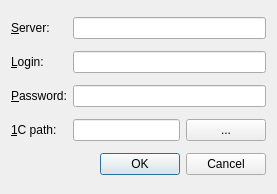
The window that run1s/src/client/cpp/run1s/settingsdialog.ui (tieugene/uprojects) describes before a commit, drawn with Qt 5.
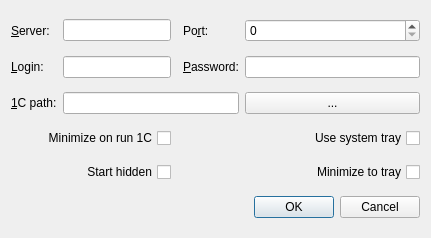
The same window after the commit.

Diff of the .ui file:
```diff
--- a/run1s/src/client/cpp/run1s/settingsdialog.ui
+++ b/run1s/src/client/cpp/run1s/settingsdialog.ui
@@ -5,8 +5,8 @@
    <rect>
     <x>0</x>
     <y>0</y>
-    <width>277</width>
-    <height>194</height>
+    <width>431</width>
+    <height>238</height>
    </rect>
   </property>
   <property name="windowTitle" >
@@ -26,6 +26,23 @@
    <item row="0" column="1" colspan="2" >
     <widget class="QLineEdit" name="leServer" />
    </item>
+   <item row="0" column="4" >
+    <widget class="QLabel" name="labelPort" >
+     <property name="text" >
+      <string>Po&amp;rt:</string>
+     </property>
+     <property name="buddy" >
+      <cstring>sbPort</cstring>
+     </property>
+    </widget>
+   </item>
+   <item row="0" column="5" >
+    <widget class="QSpinBox" name="sbPort" >
+     <property name="maximum" >
+      <number>65535</number>
+     </property>
+    </widget>
+   </item>
    <item row="1" column="0" >
     <widget class="QLabel" name="labelLogin" >
      <property name="text" >
@@ -39,7 +56,7 @@
    <item row="1" column="1" colspan="2" >
     <widget class="QLineEdit" name="leLogin" />
    </item>
-   <item row="2" column="0" >
+   <item row="1" column="4" >
     <widget class="QLabel" name="labelPassword" >
      <property name="text" >
       <string>&amp;Password:</string>
@@ -49,14 +66,14 @@
      </property>
     </widget>
    </item>
-   <item row="2" column="1" colspan="2" >
+   <item row="1" column="5" >
     <widget class="QLineEdit" name="lePassword" >
      <property name="echoMode" >
       <enum>QLineEdit::Password</enum>
      </property>
     </widget>
    </item>
-   <item row="3" column="0" >
+   <item row="2" column="0" >
     <widget class="QLabel" name="label1sPath" >
      <property name="text" >
       <string>&amp;1C path:</string>
@@ -66,17 +83,37 @@
      </property>
     </widget>
    </item>
-   <item row="3" column="1" >
+   <item row="2" column="1" colspan="4" >
     <widget class="QLineEdit" name="lePath" />
    </item>
-   <item row="3" column="2" >
+   <item row="2" column="5" >
     <widget class="QPushButton" name="pbPath" >
      <property name="text" >
       <string>...</string>
      </property>
     </widget>
    </item>
-   <item row="4" column="0" colspan="3" >
+   <item row="3" column="0" colspan="3" >
+    <widget class="QCheckBox" name="cbMinOnRun" >
+     <property name="layoutDirection" >
+      <enum>Qt::RightToLeft</enum>
+     </property>
+     <property name="text" >
+      <string>Minimize on run 1C</string>
+     </property>
+    </widget>
+   </item>
+   <item row="3" column="3" colspan="3" >
+    <widget class="QCheckBox" name="cbTrayEnabled" >
+     <property name="layoutDirection" >
+      <enum>Qt::RightToLeft</enum>
+     </property>
+     <property name="text" >
+      <string>Use system tray</string>
+     </property>
+    </widget>
+   </item>
+   <item row="6" column="0" colspan="6" >
     <widget class="QDialogButtonBox" name="buttonBox" >
      <property name="orientation" >
       <enum>Qt::Horizontal</enum>
@@ -86,6 +123,26 @@
      </property>
     </widget>
    </item>
+   <item row="4" column="3" colspan="3" >
+    <widget class="QCheckBox" name="cbMinToTray" >
+     <property name="layoutDirection" >
+      <enum>Qt::RightToLeft</enum>
+     </property>
+     <property name="text" >
+      <string>Minimize to tray</string>
+     </property>
+    </widget>
+   </item>
+   <item row="4" column="0" colspan="3" >
+    <widget class="QCheckBox" name="cbStartHidden" >
+     <property name="layoutDirection" >
+      <enum>Qt::RightToLeft</enum>
+     </property>
+     <property name="text" >
+      <string>Start hidden</string>
+     </property>
+    </widget>
+   </item>
   </layout>
  </widget>
  <resources/>
```
Left out of the diff: 11 changed lines with no effect on the pictures.
